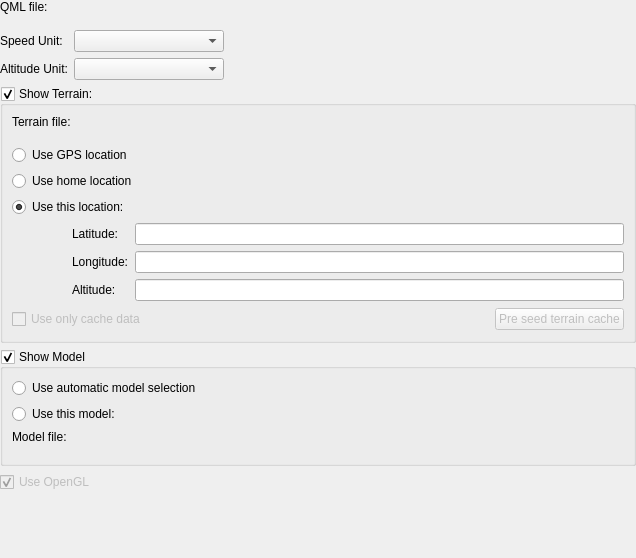
This is ground/openpilotgcs/src/plugins/pfdqml/pfdqmlgadgetoptionspage.ui in librepilot/LibrePilot as Qt 5 draws it before an edit. The edited form follows.
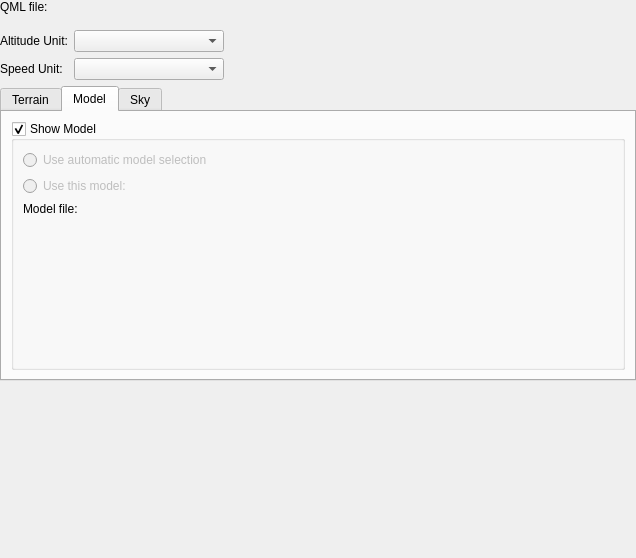
This is the edited form. The open tabs and pages were chosen to show the change. Custom widgets are drawn as their Qt base class.

Commit message: OP-1518 tyidied up PFD option panel

Diff of the .ui file:
```diff
--- a/ground/openpilotgcs/src/plugins/pfdqml/pfdqmlgadgetoptionspage.ui
+++ b/ground/openpilotgcs/src/plugins/pfdqml/pfdqmlgadgetoptionspage.ui
@@ -96,35 +96,22 @@
         </layout>
        </item>
        <item>
-        <layout class="QFormLayout" name="formLayout_2">
-         <property name="fieldGrowthPolicy">
-          <enum>QFormLayout::AllNonFixedFieldsGrow</enum>
-         </property>
+        <layout class="QFormLayout" name="formLayout">
          <item row="0" column="0">
-          <widget class="QLabel" name="label_6">
-           <property name="text">
-            <string>Speed Unit:</string>
-           </property>
-          </widget>
-         </item>
-         <item row="0" column="1">
-          <widget class="QComboBox" name="speedUnitCombo">
-           <property name="maximumSize">
-            <size>
-             <width>150</width>
-             <height>16777215</height>
-            </size>
-           </property>
-          </widget>
-         </item>
-         <item row="1" column="0">
           <widget class="QLabel" name="label_7">
            <property name="text">
             <string>Altitude Unit:</string>
            </property>
           </widget>
          </item>
-         <item row="1" column="1">
+         <item row="1" column="0">
+          <widget class="QLabel" name="label_6">
+           <property name="text">
+            <string>Speed Unit:</string>
+           </property>
+          </widget>
+         </item>
+         <item row="0" column="1">
           <widget class="QComboBox" name="altUnitCombo">
            <property name="maximumSize">
             <size>
@@ -134,12 +121,32 @@
            </property>
           </widget>
          </item>
+         <item row="1" column="1">
+          <widget class="QComboBox" name="speedUnitCombo">
+           <property name="maximumSize">
+            <size>
+             <width>150</width>
+             <height>16777215</height>
+            </size>
+           </property>
+          </widget>
+         </item>
         </layout>
        </item>
+       <item>
+        <widget class="QTabWidget" name="tabWidget">
+         <property name="currentIndex">
+          <number>0</number>
+         </property>
+         <widget class="QWidget" name="tab">
+          <attribute name="title">
+           <string>Terrain</string>
+          </attribute>
+          <layout class="QVBoxLayout" name="verticalLayout_5">
        <item>
         <widget class="QGroupBox" name="showTerrain">
          <property name="title">
-          <string>Show Terrain:</string>
+              <string>Show Terrain</string>
          </property>
          <property name="checkable">
           <bool>true</bool>
@@ -148,13 +155,13 @@
           <item>
            <layout class="QHBoxLayout" name="horizontalLayout_3" stretch="0,0">
             <property name="spacing">
-             <number>10</number>
+                 <number>0</number>
             </property>
             <property name="sizeConstraint">
              <enum>QLayout::SetMaximumSize</enum>
             </property>
             <property name="bottomMargin">
-             <number>10</number>
+                 <number>0</number>
             </property>
             <item>
              <widget class="QLabel" name="label_2">
@@ -279,6 +286,13 @@
          </layout>
         </widget>
        </item>
+          </layout>
+         </widget>
+         <widget class="QWidget" name="tab_3">
+          <attribute name="title">
+           <string>Model</string>
+          </attribute>
+          <layout class="QVBoxLayout" name="verticalLayout_6">
        <item>
         <widget class="QGroupBox" name="showModel">
          <property name="title">
@@ -290,6 +304,9 @@
          <layout class="QVBoxLayout" name="verticalLayout_3">
           <item>
            <widget class="QRadioButton" name="useAutomaticModel">
+                <property name="enabled">
+                 <bool>false</bool>
+                </property>
             <property name="text">
              <string>Use automatic model selection</string>
             </property>
@@ -297,6 +314,9 @@
           </item>
           <item>
            <widget class="QRadioButton" name="usePredefinedModel">
+                <property name="enabled">
+                 <bool>false</bool>
+                </property>
             <property name="text">
              <string>Use this model:</string>
             </property>
@@ -305,10 +325,10 @@
           <item>
            <layout class="QHBoxLayout" name="horizontalLayout_2">
             <property name="spacing">
-             <number>10</number>
+                 <number>6</number>
             </property>
             <property name="bottomMargin">
-             <number>10</number>
+                 <number>0</number>
             </property>
             <item>
              <widget class="QLabel" name="label_8">
@@ -320,7 +340,7 @@
             <item>
              <widget class="Utils::PathChooser" name="modelFile" native="true">
               <property name="sizePolicy">
-               <sizepolicy hsizetype="MinimumExpanding" vsizetype="MinimumExpanding">
+                   <sizepolicy hsizetype="MinimumExpanding" vsizetype="Preferred">
                 <horstretch>0</horstretch>
                 <verstretch>0</verstretch>
                </sizepolicy>
@@ -329,20 +349,29 @@
             </item>
            </layout>
           </item>
-         </layout>
-        </widget>
-       </item>
        <item>
-        <widget class="QCheckBox" name="useOpenGL">
-         <property name="enabled">
-          <bool>false</bool>
-         </property>
-         <property name="text">
-          <string>Use OpenGL</string>
-         </property>
-         <property name="checked">
-          <bool>true</bool>
-         </property>
+               <spacer name="verticalSpacer_2">
+                <property name="orientation">
+                 <enum>Qt::Vertical</enum>
+                </property>
+                <property name="sizeHint" stdset="0">
+                 <size>
+                  <width>20</width>
+                  <height>40</height>
+                 </size>
+                </property>
+               </spacer>
+              </item>
+             </layout>
+            </widget>
+           </item>
+          </layout>
+         </widget>
+         <widget class="QWidget" name="tab_2">
+          <attribute name="title">
+           <string>Sky</string>
+          </attribute>
+         </widget>
         </widget>
        </item>
        <item>
```
Left out of the diff: 16 changed lines with no effect on the pictures. Lines whose indentation alone changed are shown as unchanged. The commit also changes 3 other files.
